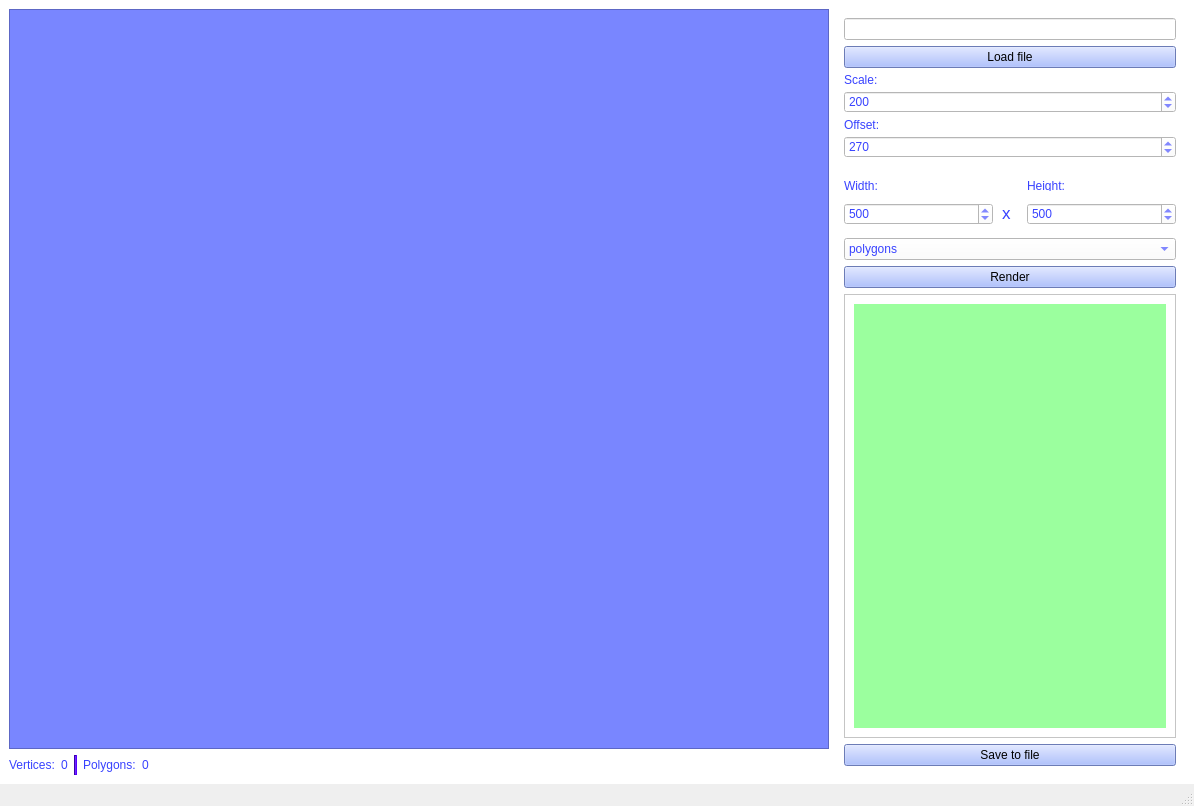
First picture: the form in gui/mainwindow.ui, repository aomiki/computer-graphics, before the edit.
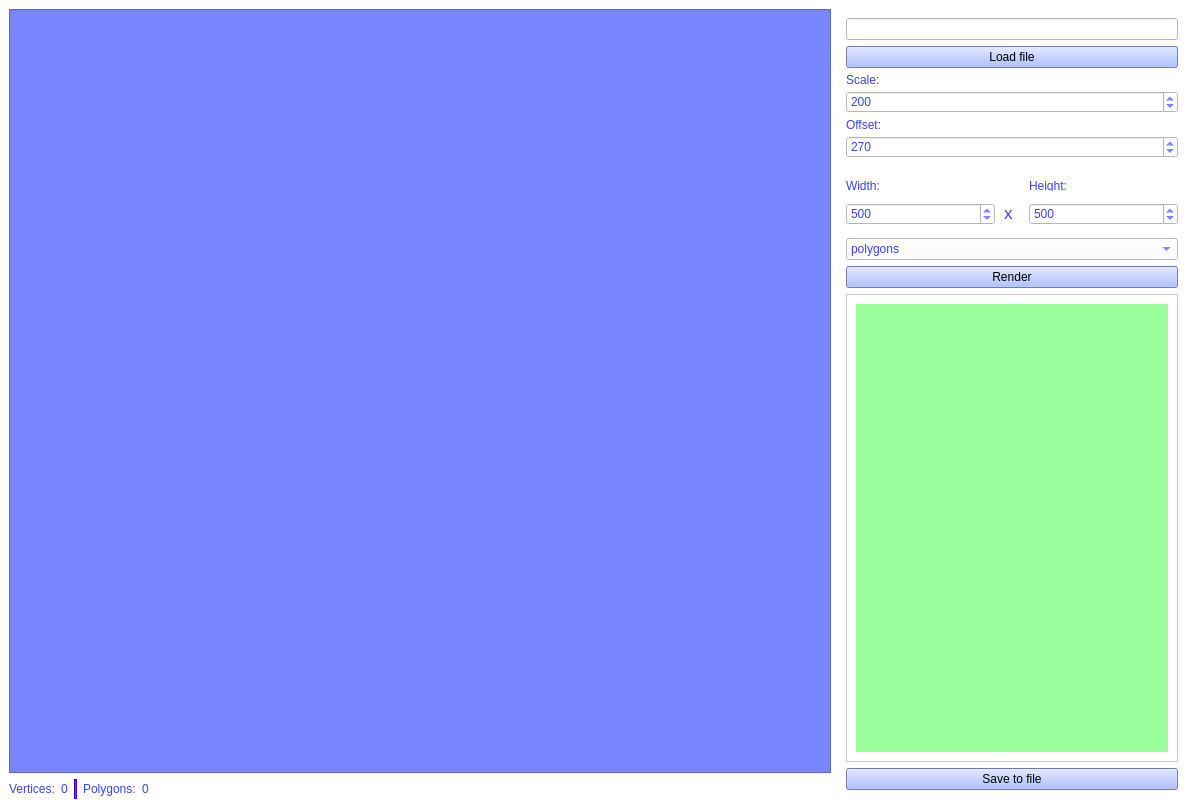
Second picture: the form after the edit.

Commit message: removed empty status bar in gui

```diff
--- a/gui/mainwindow.ui
+++ b/gui/mainwindow.ui
@@ -6,8 +6,8 @@
    <rect>
     <x>0</x>
     <y>0</y>
-    <width>1194</width>
-    <height>806</height>
+    <width>1196</width>
+    <height>808</height>
    </rect>
   </property>
   <property name="windowTitle">
@@ -390,7 +390,7 @@
             <x>0</x>
             <y>0</y>
             <width>338</width>
-            <height>350</height>
+            <height>371</height>
            </rect>
           </property>
           <layout class="QVBoxLayout" name="verticalLayout_2">
@@ -441,7 +441,6 @@
     </rect>
    </property>
   </widget>
-  <widget class="QStatusBar" name="statusbar"/>
  </widget>
  <resources/>
  <connections/>
```
Left out of the diff: 2 changed lines with no effect on the pictures.
